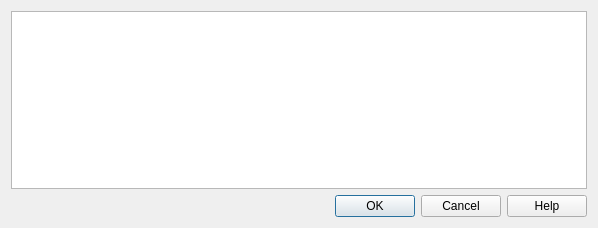
Qt form src/ui/commands/show_message_widget.ui (EasyRPG/Editor) before a commit.
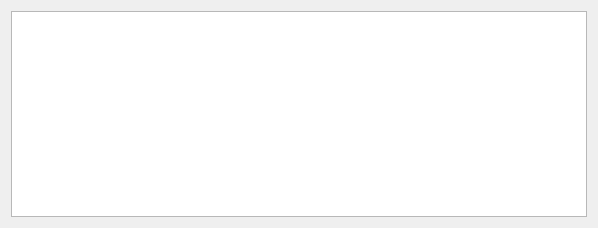
The same form after that commit.

Commit message:
Add EventCommandList class. Allows managing of a list of event commands for complex commands that alter more than one event command line.
Show Message: Implement showing the text, applying is more difficult because it alters more than one line.

What changed in the file:
```diff
--- a/src/ui/commands/show_message_widget.ui
+++ b/src/ui/commands/show_message_widget.ui
@@ -1,10 +1,7 @@
 <?xml version="1.0" encoding="UTF-8"?>
 <ui version="4.0">
  <class>ShowMessageWidget</class>
- <widget class="QDialog" name="ShowMessageWidget">
-  <property name="windowModality">
-   <enum>Qt::WindowModal</enum>
-  </property>
+ <widget class="QWidget" name="ShowMessageWidget">
   <property name="geometry">
    <rect>
     <x>0</x>
@@ -27,19 +24,6 @@
      </property>
     </widget>
    </item>
-   <item>
-    <widget class="QDialogButtonBox" name="buttonBox">
-     <property name="orientation">
-      <enum>Qt::Horizontal</enum>
-     </property>
-     <property name="standardButtons">
-      <set>QDialogButtonBox::Cancel|QDialogButtonBox::Help|QDialogButtonBox::Ok</set>
-     </property>
-     <property name="centerButtons">
-      <bool>false</bool>
-     </property>
-    </widget>
-   </item>
   </layout>
  </widget>
  <resources/>
```
Left out of the diff: 55 changed lines with no effect on the pictures. The commit also changes 8 other files.
